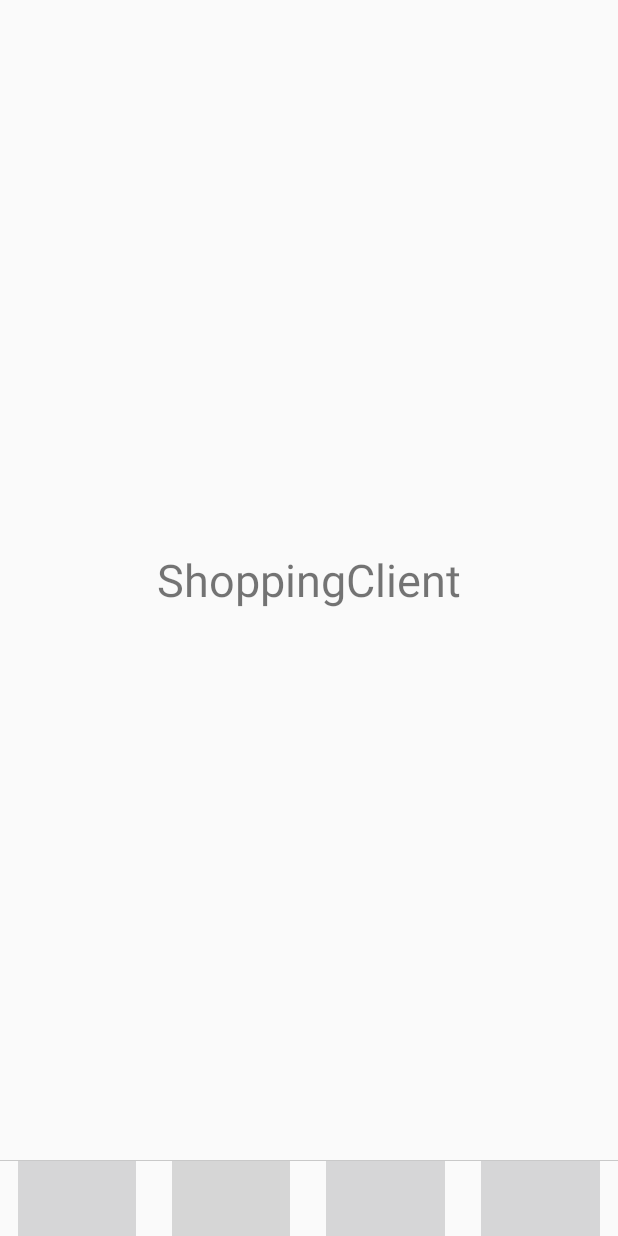
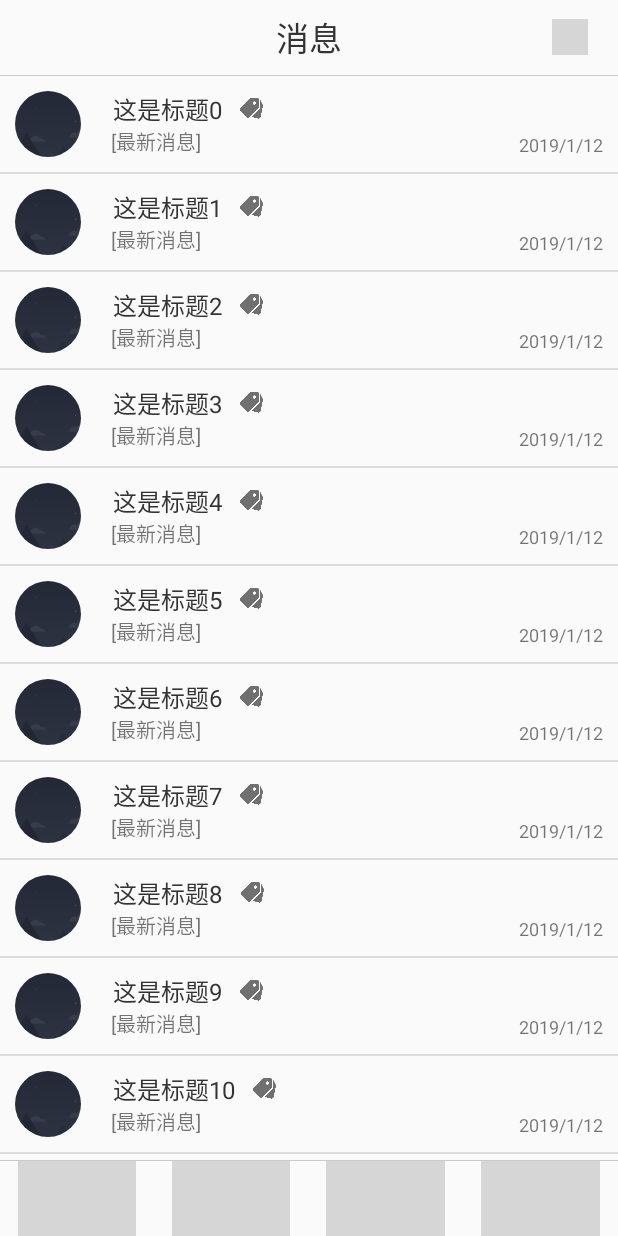
Before and after one commit to CharJin/GoodsClientApp, an Android app: the screen it shows after launch (AppActivity), item 2 of the bottom bar chosen, on a phone screen of 412 x 824 dp. Run offline under Robolectric (Android 15) with nearby library versions, the phone set to English and light mode, and no system bars; our stand-ins replace CircleImageView; libraries missing offline, so code that uses them is left out: com.gyf.barlibrary, com.youth.banner; pictures from the network do not load; Roboto replaces fonts that are not available here; 8 statements that could not run were skipped; grey boxes are pictures that could not be loaded.

Commit message:
Improve the home fragment, complete the module of message and normalize the naming.

```diff
--- a/app/build.gradle
+++ b/app/build.gradle
@@ -37,6 +37,10 @@ dependencies {
     implementation 'com.android.support:coordinatorlayout:28.0.0'
     implementation 'com.gyf.barlibrary:barlibrary:2.2.9'
     implementation 'com.youth.banner:banner:1.4.10'
+
+    implementation 'de.hdodenhof:circleimageview:3.0.0'
+
     implementation 'com.github.bumptech.glide:glide:4.9.0'
     annotationProcessor 'com.github.bumptech.glide:compiler:4.9.0'
+
 }
--- a/app/src/main/java/top/charjin/shoppingclient/adapter/HomeGoodsAdapter.java
+++ b/app/src/main/java/top/charjin/shoppingclient/adapter/HomeGoodsAdapter.java
@@ -1,6 +1,7 @@
 package top.charjin.shoppingclient.adapter;
 
 import android.content.Context;
+import android.graphics.Typeface;
 import android.support.annotation.NonNull;
 import android.support.v7.widget.RecyclerView;
 import android.view.LayoutInflater;
@@ -40,7 +41,9 @@ public class HomeGoodsAdapter extends RecyclerView.Adapter<HomeGoodsAdapter.View
     public void onBindViewHolder(@NonNull ViewHolder holder, int position) {
         GoodsModel goods = this.data.get(position);
 
+        Typeface tf = Typeface.createFromAsset(context.getAssets(), "fonts/simhei.ttf");
         holder.tv_title.setText(goods.getTitle());
+        holder.tv_title.setTypeface(tf);
         holder.tv_price.setText(goods.getPrice());
         Glide.with(context).load(R.drawable.background).into(holder.iv_pic);
 
--- /dev/null
+++ b/app/src/main/java/top/charjin/shoppingclient/adapter/MessageAdapter.java
@@ -0,0 +1,63 @@
+package top.charjin.shoppingclient.adapter;
+
+import android.content.Context;
+import android.support.annotation.NonNull;
+import android.support.v7.widget.RecyclerView;
+import android.view.LayoutInflater;
+import android.view.View;
+import android.view.ViewGroup;
+import android.widget.TextView;
+
+import com.bumptech.glide.Glide;
+
+import java.util.List;
+
+import de.hdodenhof.circleimageview.CircleImageView;
+import top.charjin.shoppingclient.R;
+import top.charjin.shoppingclient.model.MessageModel;
+
+public class MessageAdapter extends RecyclerView.Adapter<MessageAdapter.ViewHolder> {
+    private Context context;
+    private List<MessageModel> data;
+
+    public MessageAdapter(List<MessageModel> data) {
+        this.data = data;
+    }
+
+    @NonNull
+    @Override
+    public ViewHolder onCreateViewHolder(@NonNull ViewGroup parent, int i) {
+        context = parent.getContext();
+        return new ViewHolder(LayoutInflater.from(parent.getContext()).inflate(R.layout.message_list_item, parent, false));
+    }
+
+    @Override
+    public void onBindViewHolder(@NonNull ViewHolder holder, int position) {
+        MessageModel message = data.get(position);
+        holder.tvShopTitle.setText(message.getShopTitle());
+        holder.tvLatestMsg.setText(message.getLatestMsg());
+        Glide.with(context).load(R.drawable.background).into(holder.civShopPic);
+//        Glide.with(context).load(message.getShopPic()).into(holder.civShopPic);
+
+    }
+
+    @Override
+    public int getItemCount() {
+        return data.size();
+    }
+
+    static class ViewHolder extends RecyclerView.ViewHolder {
+        CircleImageView civShopPic;
+        TextView tvShopTitle;
+        TextView tvLatestMsg;
+
+        public ViewHolder(@NonNull View view) {
+            super(view);
+            civShopPic = view.findViewById(R.id.iv_list_item_message_shop_img);
+            tvShopTitle = view.findViewById(R.id.tv_list_item_message_title);
+            tvLatestMsg = view.findViewById(R.id.tv_list_item_message_latest);
+        }
+    }
+
+
+}
--- a/app/src/main/java/top/charjin/shoppingclient/data/BottomNavResource.java
+++ b/app/src/main/java/top/charjin/shoppingclient/data/BottomNavResource.java
@@ -10,6 +10,7 @@ import android.widget.TextView;
 import top.charjin.shoppingclient.R;
 import top.charjin.shoppingclient.fragment.CartFragment;
 import top.charjin.shoppingclient.fragment.HomeFragment;
+import top.charjin.shoppingclient.fragment.MessageFragment;
 import top.charjin.shoppingclient.fragment.ProfileFragment;
 
 /**
@@ -32,7 +33,7 @@ public class BottomNavResource {
      * 获取各个Tab所对应的Fragment.
      */
     public static Fragment[] getFragments() {
-        return new Fragment[]{new HomeFragment(), new ProfileFragment(),
+        return new Fragment[]{new HomeFragment(), new MessageFragment(),
                 new CartFragment(), new ProfileFragment()};
     }
 
--- a/app/src/main/java/top/charjin/shoppingclient/fragment/HomeFragment.java
+++ b/app/src/main/java/top/charjin/shoppingclient/fragment/HomeFragment.java
@@ -7,8 +7,8 @@ import android.support.annotation.Nullable;
 import android.support.v4.app.Fragment;
 import android.support.v4.widget.NestedScrollView;
 import android.support.v4.widget.SwipeRefreshLayout;
-import android.support.v7.widget.GridLayoutManager;
 import android.support.v7.widget.RecyclerView;
+import android.support.v7.widget.StaggeredGridLayoutManager;
 import android.view.LayoutInflater;
 import android.view.View;
 import android.view.ViewGroup;
@@ -33,7 +33,7 @@ public class HomeFragment extends Fragment {
     HomeGoodsAdapter adapter;
     private Context context;
     private View viewHome;
-    private RecyclerView lvGoods;
+    private RecyclerView rvGoods;
     private SwipeRefreshLayout swipeRefreshLayout;
     private Banner banner_ads;
     private BannerAdsImageLoader imageLoader;
@@ -52,12 +52,18 @@ public class HomeFragment extends Fragment {
         viewHome = inflater.inflate(R.layout.home_fragment_main, container, false);
 
         swipeRefreshLayout = viewHome.findViewById(R.id.swipe_layout_home);
-        swipeRefreshLayout.setColorSchemeColors(getResources().getColor(R.color.home_swipe_circle_color));
+        swipeRefreshLayout.setColorSchemeColors(getResources().getColor(R.color.app_swipe_circle_color));
         swipeRefreshLayout.setOnRefreshListener(this::refreshGoods);
 
-        lvGoods = viewHome.findViewById(R.id.lv_home_goods);
-        lvGoods.setLayoutManager(new GridLayoutManager(container.getContext(), 2));
+        // RecyclerView
+        initRecommendGoods();
+        adapter = new HomeGoodsAdapter(data);
 
+        rvGoods = viewHome.findViewById(R.id.rv_home_goods);
+        rvGoods.setLayoutManager(new StaggeredGridLayoutManager(2, StaggeredGridLayoutManager.VERTICAL));
+        rvGoods.setAdapter(adapter);
+
+        // NestedScrollView
         nestedScrollView = viewHome.findViewById(R.id.nested_scroll_home);
         nestedScrollView.setOnScrollChangeListener((NestedScrollView.OnScrollChangeListener) (v, scrollX, scrollY, oldScrollX, oldScrollY) -> {
             if (scrollY == (v.getChildAt(0).getMeasuredHeight() - v.getMeasuredHeight())) {
@@ -65,9 +71,6 @@ public class HomeFragment extends Fragment {
             }
         });
 
-        initRecommendGoods();
-        adapter = new HomeGoodsAdapter(data);
-        lvGoods.setAdapter(adapter);
 
         initBannerAdsResource();
 
@@ -79,12 +82,15 @@ public class HomeFragment extends Fragment {
     }
 
     private void initRecommendGoods() {
+        String[] des = new String[]{"这是描述:fdushuafhduisafhuidhsiufdhsifhdiushfiuOJI", "84938294",
+                "999999ffffffffohguidshghfdsds"};
         data.clear();
+        Random random = new Random();
         for (int i = 0; i < 20; i++) {
-            Random random = new Random();
             int n = random.nextInt(300);
+            int j = random.nextInt(3);
             data.add(new GoodsModel("https://timgsa.baidu.com/timg?image&quality=80&size=b9999_10000&sec=1557425251324&di=07fccf2fc756baeb13c222eff210bc46&imgtype=0&src=http%3A%2F%2F5b0988e595225.cdn.sohucs.com%2Fimages%2F20180504%2Fcc178a20314c4d409dbee7b5419d796c.jpeg"
-                    , "这是描述:", n + ""));
+                    , des[j], n + ""));
         }
     }
 
--- a/app/src/main/java/top/charjin/shoppingclient/fragment/MessageFragment.java
+++ b/app/src/main/java/top/charjin/shoppingclient/fragment/MessageFragment.java
@@ -4,17 +4,69 @@ import android.os.Bundle;
 import android.support.annotation.NonNull;
 import android.support.annotation.Nullable;
 import android.support.v4.app.Fragment;
+import android.support.v4.widget.SwipeRefreshLayout;
+import android.support.v7.widget.DividerItemDecoration;
+import android.support.v7.widget.LinearLayoutManager;
+import android.support.v7.widget.RecyclerView;
 import android.view.LayoutInflater;
 import android.view.View;
 import android.view.ViewGroup;
 
+import java.util.ArrayList;
+import java.util.List;
+
 import top.charjin.shoppingclient.R;
+import top.charjin.shoppingclient.adapter.MessageAdapter;
+import top.charjin.shoppingclient.model.MessageModel;
 
 public class MessageFragment extends Fragment {
+    private View viewMessage;
+
+    private RecyclerView rvMessage;
+    private MessageAdapter adapter;
+    private List<MessageModel> data;
+    private SwipeRefreshLayout srlMessage;
 
     @Nullable
     @Override
     public View onCreateView(@NonNull LayoutInflater inflater, @Nullable ViewGroup container, @Nullable Bundle savedInstanceState) {
-        return inflater.inflate(R.layout.test, container, false);
+        viewMessage = inflater.inflate(R.layout.message_fragment_main, container, false);
+
+        // RecyclerView
+        rvMessage = viewMessage.findViewById(R.id.rv_message);
+        rvMessage.setLayoutManager(new LinearLayoutManager(container.getContext()));
+
+        data = new ArrayList<>();
+        for (int i = 0; i < 20; i++) {
+            data.add(new MessageModel("", "这是标题" + i, "[最新消息]"));
+        }
+        adapter = new MessageAdapter(data);
+
+        rvMessage.addItemDecoration(new DividerItemDecoration(container.getContext(), DividerItemDecoration.VERTICAL));
+        rvMessage.setAdapter(adapter);
+
+
+        // SwipeRefreshLayout
+        srlMessage = viewMessage.findViewById(R.id.swipe_layout_message);
+        srlMessage.setColorSchemeColors(getResources().getColor(R.color.app_swipe_circle_color));
+        srlMessage.setOnRefreshListener(this::refreshMsg);
+
+        return viewMessage;
+    }
+
+    private void refreshMsg() {
+        new Thread(() -> {
+            try {
+                Thread.sleep(2000);
+            } catch (InterruptedException e) {
+                e.printStackTrace();
+            }
+//            getActivity().runOnUiThread(() -> {
+//                adapter.notifyDataSetChanged();
+//                srlMessage.setRefreshing(false);
+//            });
+            srlMessage.setRefreshing(false);
+        }
+        ).start();
     }
 }
--- /dev/null
+++ b/app/src/main/java/top/charjin/shoppingclient/model/MessageModel.java
@@ -0,0 +1,38 @@
+package top.charjin.shoppingclient.model;
+
+public class MessageModel {
+    private String shopPic;
+    private String shopTitle;
+    private String latestMsg;
+
+    public MessageModel(String shopPic, String shopTitle, String latestMsg) {
+        this.shopPic = shopPic;
+        this.shopTitle = shopTitle;
+        this.latestMsg = latestMsg;
+    }
+
+
+    public String getShopPic() {
+        return shopPic;
+    }
+
+    public void setShopPic(String shopPic) {
+        this.shopPic = shopPic;
+    }
+
+    public String getShopTitle() {
+        return shopTitle;
+    }
+
+    public void setShopTitle(String shopTitle) {
+        this.shopTitle = shopTitle;
+    }
+
+    public String getLatestMsg() {
+        return latestMsg;
+    }
+
+    public void setLatestMsg(String latestMsg) {
+        this.latestMsg = latestMsg;
+    }
+}
--- a/app/src/main/res/layout/home_fragment_main.xml
+++ b/app/src/main/res/layout/home_fragment_main.xml
@@ -106,22 +106,47 @@
 
                 <include layout="@layout/home_include_category" />
 
-                <TextView
+
+                <LinearLayout
                     android:layout_width="match_parent"
                     android:layout_height="wrap_content"
-                    android:paddingStart="20dp"
-                    android:text="热门推荐"
-                    android:textColor="#000000"
-                    android:textSize="30sp"
-                    tools:ignore="RtlSymmetry" />
+                    android:gravity="center_vertical"
+                    android:orientation="horizontal"
+                    android:paddingStart="20dp">
+
+                    <TextView
+                        android:layout_width="wrap_content"
+                        android:layout_height="wrap_content"
+                        android:text="@string/home_top_recommend_title"
+                        android:textColor="#000000"
+                        android:textSize="22sp"
+                        tools:ignore="RtlSymmetry" />
+
+                    <View
+                        android:layout_width="1dp"
+                        android:layout_height="18dp"
+                        android:layout_marginStart="6dp"
+                        android:background="@color/home_separator_line_color" />
+
+                    <TextView
+                        android:layout_width="wrap_content"
+                        android:layout_height="25dp"
+                        android:layout_gravity="bottom"
+                        android:layout_marginStart="6dp"
+                        android:paddingTop="6dp"
+                        android:text="@string/home_top_recommend_title_decorate"
+                        android:textSize="12sp" />
+
+                </LinearLayout>
 
 
                 <android.support.v7.widget.RecyclerView
-                    android:id="@+id/lv_home_goods"
+                    android:id="@+id/rv_home_goods"
                     android:layout_width="match_parent"
                     android:layout_height="wrap_content"
                     android:nestedScrollingEnabled="false"
                     android:paddingHorizontal="5dp"
+                    android:paddingTop="5dp"
                     app:layout_behavior="@string/appbar_scrolling_view_behavior">
 
                 </android.support.v7.widget.RecyclerView>
--- a/app/src/main/res/layout/home_include_toolbar_search.xml
+++ b/app/src/main/res/layout/home_include_toolbar_search.xml
@@ -1,28 +1,28 @@
 <?xml version="1.0" encoding="utf-8"?>
 <LinearLayout xmlns:android="http://schemas.android.com/apk/res/android"
     android:layout_width="match_parent"
-    android:layout_height="60dp"
+    android:layout_height="55dp"
     android:gravity="center_vertical"
     android:orientation="horizontal">
 
     <ImageView
         android:id="@+id/home_toolbar_search_image"
-        android:layout_width="40dp"
-        android:layout_height="40dp"
+        android:layout_width="35dp"
+        android:layout_height="35dp"
         android:layout_marginLeft="10dp"
         android:layout_marginRight="10dp"
         android:src="@drawable/code_icon" />
 
     <RelativeLayout
         android:layout_width="0dp"
-        android:layout_height="40dp"
+        android:layout_height="35dp"
         android:layout_weight="1"
         android:background="@drawable/home_toolbar_search">
 
         <ImageView
             android:id="@+id/home_toolbar_search_icon"
-            android:layout_width="32dp"
-            android:layout_height="32dp"
+            android:layout_width="27dp"
+            android:layout_height="27dp"
             android:layout_marginStart="15dp"
             android:layout_marginTop="6dp"
             android:src="@drawable/ic_search_grey_600_24dp" />
@@ -34,12 +34,12 @@
             android:layout_centerVertical="true"
             android:layout_toEndOf="@id/home_toolbar_search_icon"
             android:text="最好的推荐"
-            android:textSize="15sp" />
+            android:textSize="14sp" />
 
 
         <ImageView
-            android:layout_width="32dp"
-            android:layout_height="32dp"
+            android:layout_width="27dp"
+            android:layout_height="27dp"
             android:layout_alignParentEnd="true"
             android:layout_centerVertical="true"
             android:layout_marginStart="15dp"
@@ -50,8 +50,8 @@
 
     <ImageButton
         android:id="@+id/home_toolbar_search_user"
-        android:layout_width="40dp"
-        android:layout_height="40dp"
+        android:layout_width="35dp"
+        android:layout_height="35dp"
         android:layout_marginLeft="10dp"
         android:layout_marginRight="10dp"
         android:src="@drawable/background" />
--- a/app/src/main/res/layout/home_list_item_goods.xml
+++ b/app/src/main/res/layout/home_list_item_goods.xml
@@ -29,6 +29,8 @@
                 android:id="@+id/tv_list_item_home_goods_title"
                 android:layout_width="match_parent"
                 android:layout_height="wrap_content"
+                android:ellipsize="end"
+                android:maxLines="2"
                 android:text="这是标题"
                 android:textColor="@color/home_text_title_color"
                 android:textSize="20sp"
--- /dev/null
+++ b/app/src/main/res/layout/message_fragment_main.xml
@@ -0,0 +1,48 @@
+<?xml version="1.0" encoding="utf-8"?>
+<LinearLayout xmlns:android="http://schemas.android.com/apk/res/android"
+    android:layout_width="match_parent"
+    android:layout_height="match_parent"
+    android:orientation="vertical">
+
+    <RelativeLayout
+        android:layout_width="match_parent"
+        android:layout_height="50dp">
+
+        <TextView
+            android:layout_width="wrap_content"
+            android:layout_height="wrap_content"
+            android:layout_centerInParent="true"
+            android:text="@string/message_title"
+            android:textColor="@color/message_title_color"
+            android:textSize="22sp" />
+
+        <ImageView
+            android:layout_width="24dp"
+            android:layout_height="24dp"
+            android:layout_alignParentEnd="true"
+            android:layout_centerVertical="true"
+            android:layout_marginEnd="20dp"
+            android:src="@drawable/ic_add_grey_800_36dp" />
+
+    </RelativeLayout>
+
+    <View
+        android:layout_width="match_parent"
+        android:layout_height="0.5dp"
+        android:alpha="0.6"
+        android:background="@android:color/darker_gray" />
+
+    <android.support.v4.widget.SwipeRefreshLayout
+        android:id="@+id/swipe_layout_message"
+        android:layout_width="match_parent"
+        android:layout_height="match_parent">
+
+        <android.support.v7.widget.RecyclerView
+            android:id="@+id/rv_message"
+            android:layout_width="match_parent"
+            android:layout_height="match_parent" />
+
+    </android.support.v4.widget.SwipeRefreshLayout>
+
+
+</LinearLayout>
--- /dev/null
+++ b/app/src/main/res/layout/message_list_item.xml
@@ -0,0 +1,83 @@
+<?xml version="1.0" encoding="utf-8"?>
+<LinearLayout xmlns:android="http://schemas.android.com/apk/res/android"
+    xmlns:tools="http://schemas.android.com/tools"
+    android:layout_width="match_parent"
+    android:layout_height="wrap_content"
+    android:gravity="center_vertical"
+    android:orientation="horizontal"
+    android:paddingTop="10dp"
+    android:paddingBottom="10dp">
+
+    <de.hdodenhof.circleimageview.CircleImageView
+        android:id="@+id/iv_list_item_message_shop_img"
+        android:layout_width="44dp"
+        android:layout_height="44dp"
+        android:layout_marginStart="10dp"
+        android:layout_marginEnd="10dp"
+        android:scaleType="centerCrop"
+        android:src="@drawable/background" />
+
+    <!--<ImageView-->
+    <!--android:id="@+id/iv_list_item_message_shop_img"-->
+    <!--android:layout_width="40dp"-->
+    <!--android:layout_height="40dp"-->
+    <!--android:layout_marginStart="10dp"-->
+    <!--android:layout_marginEnd="10dp"-->
+    <!--android:scaleType="centerCrop"-->
+    <!--android:src="@drawable/background" />-->
+
+    <RelativeLayout
+        android:layout_width="0dp"
+        android:layout_height="match_parent"
+        android:layout_marginStart="10dp"
+        android:layout_weight="1"
+        android:paddingEnd="10dp"
+        tools:ignore="RtlSymmetry">
+
+        <LinearLayout
+            android:id="@+id/ll_list_item_message_shop_title"
+            android:layout_width="match_parent"
+            android:layout_height="wrap_content"
+            android:gravity="center_vertical"
+            android:orientation="horizontal"
+            android:paddingStart="1dp">
+
+            <TextView
+                android:id="@+id/tv_list_item_message_title"
+                android:layout_width="wrap_content"
+                android:layout_height="wrap_content"
+                android:text="店铺名"
+                android:textColor="@color/message_title_color"
+                android:textSize="16sp" />
+
+            <ImageView
+                android:layout_width="15dp"
+                android:layout_height="15dp"
+                android:layout_marginStart="12dp"
+                android:src="@drawable/message_list_item_img_shop" />
+
+        </LinearLayout>
+
+        <TextView
+            android:id="@+id/tv_list_item_message_latest"
+            android:layout_width="wrap_content"
+            android:layout_height="wrap_content"
+            android:layout_below="@id/ll_list_item_message_shop_title"
+            android:layout_alignStart="@id/ll_list_item_message_shop_title"
+            android:layout_alignParentBottom="true"
+            android:gravity="bottom"
+            android:text="[自动回复]"
+            android:textSize="13sp" />
+
+        <TextView
+            android:id="@+id/tv_list_item_message_date"
+            android:layout_width="wrap_content"
+            android:layout_height="wrap_content"
+            android:layout_alignParentEnd="true"
+            android:layout_alignParentBottom="true"
+            android:text="2019/1/12"
+            android:textSize="12sp" />
+
+    </RelativeLayout>
+
+</LinearLayout>
--- a/app/src/main/res/values/colors.xml
+++ b/app/src/main/res/values/colors.xml
@@ -22,10 +22,16 @@
     <color name="page2_start_color">#EE602C</color>
     <color name="page2_end_color">#F2AB65</color>
 
+
+    <!-- 自定义 color -->
+    <color name="app_swipe_circle_color">#EE888888</color>
+
     <color name="page3_start_color">#75539F</color>
     <color name="page3_end_color">#A87CB7</color>
     <color name="home_text_bg_color">#FFFFFF</color>
     <color name="home_text_price_color">#FF6100</color>
-    <color name="home_text_title_color">#000000</color>
-    <color name="home_swipe_circle_color">#EE888888</color>
+    <color name="home_text_title_color">#333333</color>
+    <color name="home_separator_line_color">#EE888888</color>
+
+    <color name="message_title_color">#333333</color>
 </resources>
--- a/app/src/main/res/values/strings.xml
+++ b/app/src/main/res/values/strings.xml
@@ -12,9 +12,16 @@
     <string name="error_field_required">This field is required</string>
     <string name="permission_rationale">"Contacts permissions are needed for providing email completions."</string>
     <string name="bottom_tab_image_des">To show the image of bottom.</string>
+
+
     <string name="home_category_text_commodity">日用品</string>
     <string name="home_category_text_baby">母婴</string>
     <string name="home_category_text_foods">食品</string>
     <string name="home_category_text_clothes">衣饰</string>
     <string name="home_category_text_electronics">电子产品</string>
+    <string name="home_top_recommend_title">热门推荐</string>
+    <string name="home_top_recommend_title_decorate">发现更多人气好货</string>
+    <string name="message_title">消息</string>
+
+
 </resources>
```
Also changed, not shown: app/src/main/res/drawable/message_list_item_img_shop.png (added), 2 other files.
